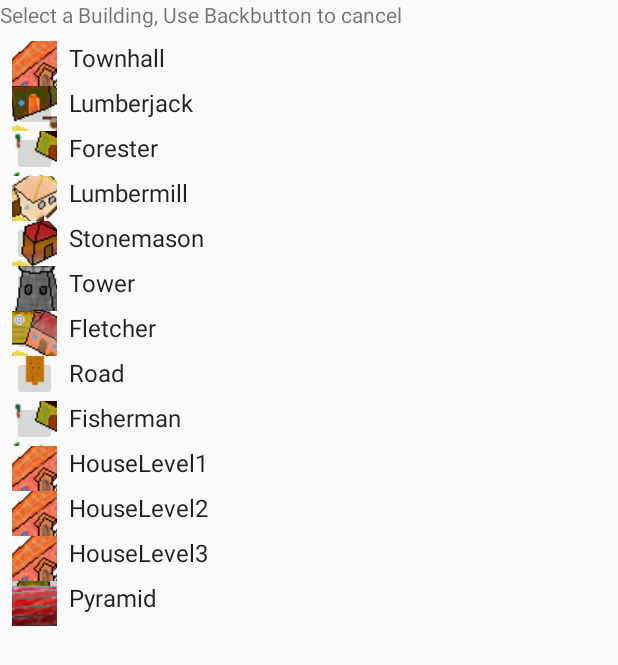
After one commit to Ti-m/TownshipSurvival, an Android app: the fragment BuildFragment shown on its own in the app's theme, on a phone screen of 412 x 824 dp. The commit adds this screen. Shown: the top 665 px of the screen. Run offline under Robolectric (Android 15) with nearby library versions, the phone set to English and light mode, and no system bars; 2 statements that could not run were skipped.

Commit message:
Start using a fragment for the builddialog instead of a popup. Merge this commit with the next or edit this commit

```diff
--- a/app/build.gradle
+++ b/app/build.gradle
@@ -56,6 +56,7 @@ dependencies {
     implementation 'com.otaliastudios:zoomlayout:1.7.1'
     implementation "org.jetbrains.kotlinx:kotlinx-serialization-json:1.2.1"
     implementation 'androidx.legacy:legacy-support-v4:1.0.0'
+    implementation 'androidx.recyclerview:recyclerview:1.1.0'
     testImplementation 'junit:junit:4.13.2'
     testImplementation 'de.bechte.junit:junit-hierarchicalcontextrunner:4.12.2'
     androidTestImplementation 'androidx.test.ext:junit:1.1.2'
--- a/app/src/main/java/com/example/settlers/GameState.kt
+++ b/app/src/main/java/com/example/settlers/GameState.kt
@@ -200,6 +200,9 @@ sealed class Building : GameObject() {
 
     //The Coordinates of the house, where the worker is living.
     var workerLivesAt: Coordinates? = null
+
+    //TODO maybe add an class above from which this class will inherit to encapuslate this meta item. At least if more are added
+    abstract val drawableRessoucreId: Int
 }
 
 //needs to be sealed instead of abstract, otherwise:  kotlinx.serialization.SerializationException: Class 'aaa' is not registered for polymorphic serialization in the scope of 'Building'.
@@ -235,6 +238,7 @@ class Townhall : Building() {
     override val offers: MutableList<Resource> = mutableListOf(Lumber, Lumber, Lumber, Lumber, Lumber, Lumber, Stone, Stone, Stone, Fish, Fish)
 
     override val housingLevel: Int? = null
+    override val drawableRessoucreId: Int = R.drawable.townhall_1_64
 }
 
 @Serializable
@@ -256,6 +260,7 @@ class Lumberjack : ProductionBuilding() {
     override val offers: List<Resource> = listOf()
 
     override val housingLevel: Int = 1
+    override val drawableRessoucreId: Int = R.drawable.lumberjack_1_64
 }
 
 @Serializable
@@ -277,6 +282,7 @@ class Stonemason : ProductionBuilding() {
     override val offers: List<Resource> = listOf()
 
     override val housingLevel: Int = 1
+    override val drawableRessoucreId: Int = R.drawable.stonemason_1_64
 }
 
 @Serializable
@@ -298,6 +304,7 @@ class Forester : ProductionBuilding() {
     override val offers: MutableList<Resource> = mutableListOf()
 
     override val housingLevel: Int = 1
+    override val drawableRessoucreId: Int = R.drawable.forester_1_64
 }
 
 @Serializable
@@ -319,6 +326,7 @@ class Fisherman : ProductionBuilding() {
     override val offers: MutableList<Resource> = mutableListOf()
 
     override val housingLevel: Int = 1
+    override val drawableRessoucreId: Int = R.drawable.forester_1_64//TODO create icon
 }
 
 @Serializable
@@ -340,6 +348,7 @@ class Road : Building() {
     override val offers: MutableList<Resource> = mutableListOf()
 
     override val housingLevel: Int? = null
+    override val drawableRessoucreId: Int = R.drawable.road_n_64
 }
 
 @Serializable
@@ -361,6 +370,7 @@ class Tower : Building() {
     val range = 3
 
     override val housingLevel: Int = 2 //TODO this is currently ignored, is this what i want?
+    override val drawableRessoucreId: Int = R.drawable.tower_1_64
 }
 
 @Serializable
@@ -380,6 +390,7 @@ class Spawner : ProductionBuilding() {
     override val offers: List<Resource> = listOf()
 
     override val housingLevel: Int? = null
+    override val drawableRessoucreId: Int = R.drawable.spawner_1_64
 }
 
 @Serializable
@@ -399,6 +410,7 @@ class Fletcher : ProductionBuilding() {
     override val offers: List<Resource> = listOf()
 
     override val housingLevel: Int = 2
+    override val drawableRessoucreId: Int = R.drawable.fletcher_1_64
 }
 
 @Serializable
@@ -418,6 +430,7 @@ class Lumbermill : ProductionBuilding() {
     override val offers: List<Resource> = listOf()
 
     override val housingLevel: Int = 2
+    override val drawableRessoucreId: Int = R.drawable.lumbermill_1_64
 }
 
 @Serializable
@@ -441,6 +454,7 @@ class Pyramid : Building() {
     override val offers: List<Resource> = listOf()
 
     override val housingLevel: Int? = null
+    override val drawableRessoucreId: Int = R.drawable.pyramid_1_64
 }
 
 //needs to be sealed instead of abstract, otherwise:  kotlinx.serialization.SerializationException: Class 'aaa' is not registered for polymorphic serialization in the scope of 'Building'.
@@ -474,6 +488,7 @@ class HouseLevel1 : House() {
     override val offers: List<Resource> = listOf()
 
     override val housingLevel: Int? = null
+    override val drawableRessoucreId: Int = R.drawable.townhall_1_64//TODO add icon
 }
 
 @Serializable
@@ -494,6 +509,7 @@ class HouseLevel2 : House() {
     override val offers: List<Resource> = listOf()
 
     override val housingLevel: Int? = null
+    override val drawableRessoucreId: Int = R.drawable.townhall_1_64//TODO add icon
 }
 
 @Serializable
@@ -514,6 +530,7 @@ class HouseLevel3 : House() {
     override val offers: List<Resource> = listOf()
 
     override val housingLevel: Int? = null
+    override val drawableRessoucreId: Int = R.drawable.townhall_1_64//TODO add icon
 }
 
 /////////////////////////
--- /dev/null
+++ b/app/src/main/java/com/example/settlers/ui/BuildFragment.kt
@@ -0,0 +1,82 @@
+package com.example.settlers.ui
+
+import android.content.Context
+import android.graphics.drawable.Drawable
+import android.os.Bundle
+import androidx.fragment.app.Fragment
+import android.view.LayoutInflater
+import android.view.View
+import android.view.ViewGroup
+import androidx.core.content.res.ResourcesCompat
+import androidx.recyclerview.widget.LinearLayoutManager
+import com.example.settlers.*
+import com.example.settlers.databinding.FragmentBuildBinding
+
+class BuildFragment : Fragment() {
+
+    val placeholderData = listOf(
+        BuildFragmentPlaceholderItem("Townhall", type = Townhall()),
+        BuildFragmentPlaceholderItem("Lumberjack", type = Lumberjack()),
+        BuildFragmentPlaceholderItem("Forester", type = Forester()),
+        BuildFragmentPlaceholderItem("Lumbermill", type = Lumbermill()),
+        BuildFragmentPlaceholderItem("Stonemason", type = Stonemason()),
+        BuildFragmentPlaceholderItem("Tower", type = Tower()),
+        BuildFragmentPlaceholderItem("Fletcher", type = Fletcher()),
+        BuildFragmentPlaceholderItem("Road", type = Road()),
+        BuildFragmentPlaceholderItem("Fisherman", type = Fisherman()),
+        BuildFragmentPlaceholderItem("HouseLevel1", type = HouseLevel1()),
+        BuildFragmentPlaceholderItem("HouseLevel2", type = HouseLevel2()),
+        BuildFragmentPlaceholderItem("HouseLevel3", type = HouseLevel3()),
+        BuildFragmentPlaceholderItem("Pyramid", type = Pyramid()),
+    )
+//    private val availableBuildings = arrayOf(
+//        Townhall(),
+//        Lumberjack(),
+//        Forester(),
+//        Lumbermill(),
+//        Stonemason(),
+//        Tower(),
+//        Fletcher(),
+//        Road(),
+//        Fisherman(),
+//        HouseLevel1(),
+//        HouseLevel2(),//TODO replace with upgrade of lvl1
+//        HouseLevel3(),//TODO replace with upgrade of lvl2
+//        Pyramid()
+//    )
+
+    companion object {
+        fun newInstance(coordinates: Coordinates): BuildFragment {
+            val fragment = BuildFragment()
+            val bundle = Bundle()
+            bundle.putSerializable(BaseDialog.COORDINATES, coordinates)
+            fragment.arguments = bundle
+            return fragment
+        }
+    }
+
+    override fun onCreateView(
+        inflater: LayoutInflater, container: ViewGroup?,
+        savedInstanceState: Bundle?
+    ): View {
+
+        val a = FragmentBuildBinding.inflate(
+            LayoutInflater.from(context),
+            container,
+            false
+        )
+
+        val cb = (context as MainActivity).buildDialogClickHandler
+        val coordiantes = (requireArguments().getSerializable(BaseDialog.COORDINATES) as Coordinates)
+
+        with(a.buildRecyclerView) {
+            layoutManager = LinearLayoutManager(context)
+            adapter = BuildRecyclerViewAdapter(placeholderData, cb, coordiantes)
+        }
+        return a.root
+    }
+}
+
+
+//TODO remove
+data class BuildFragmentPlaceholderItem(val content: String, val type: Building)
--- /dev/null
+++ b/app/src/main/java/com/example/settlers/ui/BuildRecyclerViewAdapter.kt
@@ -0,0 +1,53 @@
+package com.example.settlers.ui
+
+import android.util.Log
+import android.view.LayoutInflater
+import android.view.ViewGroup
+import android.widget.ImageButton
+import android.widget.TextView
+import androidx.recyclerview.widget.RecyclerView
+import com.example.settlers.BuildDialogHandler
+import com.example.settlers.Coordinates
+import com.example.settlers.databinding.FragmentBuildItemBinding
+
+class BuildRecyclerViewAdapter(
+    private val values: List<BuildFragmentPlaceholderItem>,
+    private val clickHandler: BuildDialogCallback,
+    private val coordinates: Coordinates
+) : RecyclerView.Adapter<BuildRecyclerViewAdapter.ViewHolder>() {
+
+    inner class ViewHolder(binding: FragmentBuildItemBinding) : RecyclerView.ViewHolder(binding.root) {
+        //val idView: TextView = binding.itemNumber
+        val contentView: TextView = binding.content
+        val imageButton: ImageButton = binding.imageButton
+
+        override fun toString(): String {
+            return super.toString() + " '" + contentView.text + "'"
+        }
+    }
+
+    override fun onCreateViewHolder(parent: ViewGroup, viewType: Int): ViewHolder {
+        return ViewHolder(
+            FragmentBuildItemBinding.inflate(
+                LayoutInflater.from(parent.context),
+                parent,
+                false
+            )
+        )
+    }
+
+    override fun onBindViewHolder(holder: ViewHolder, position: Int) {
+
+        val item = values[position]
+        holder.contentView.text = item.content
+        holder.imageButton.setImageResource(item.type.drawableRessoucreId)
+        holder.imageButton.setOnClickListener {
+            //TODO the coordiantes are needed here
+            //clickHandler.selectedCallback()
+            clickHandler.selectedCallback(coordinates = coordinates, selectedBuilding = item.type)
+            Log.e("---", "postion: $position")
+//TODO add the onclick handler
+        }
+    }
+    override fun getItemCount() = values.size
+}
--- a/app/src/main/java/com/example/settlers/ui/FlagTile.kt
+++ b/app/src/main/java/com/example/settlers/ui/FlagTile.kt
@@ -6,10 +6,13 @@ import android.graphics.Canvas
 import android.graphics.Path
 import android.graphics.Rect
 import android.graphics.drawable.Drawable
+import android.os.Bundle
 import android.util.Log
 import android.view.MotionEvent
 import android.view.View
 import androidx.core.content.res.ResourcesCompat
+import androidx.fragment.app.commit
+import androidx.fragment.app.replace
 import com.example.settlers.*
 
 //Which variant of the texture will be shown
@@ -624,8 +627,20 @@ open class FlagTile(
 
     override fun performClick(): Boolean {
         if (modeController.mode == DialogMode.Build) {
-            val dialog = BuildDialog.newInstance(cell.coordinates)
-            dialog.show((context as MainActivity).supportFragmentManager, TAG)
+            //https://developer.android.com/guide/fragments/fragmentmanager#perform
+                val fragment = BuildFragment.newInstance(cell.coordinates)
+//            val bundle = Bundle()
+//            bundle.putSerializable(BaseDialog.COORDINATES, cell.coordinates)
+            //fragment.arguments = bundle
+            (context as MainActivity).supportFragmentManager.commit {
+                replace(R.id.nav_host_fragment, fragment)
+                setReorderingAllowed(true) //Improves animation
+                addToBackStack(null) // name is only needed to pop a specific fragment
+            }
+            //TODO bulding works, but only if I click straight on the icon. The whole area shall be clickable
+            //TODO The fragment should be poped if something is build
+//            val dialog = BuildDialog.newInstance(cell.coordinates)
+//            dialog.show((context as MainActivity).supportFragmentManager, TAG)
         } else {
             //Clear here, in case nothing is selected
             assignedOverlayController.clearOverlay()
--- a/app/src/main/java/com/example/settlers/ui/GameFragment.kt
+++ b/app/src/main/java/com/example/settlers/ui/GameFragment.kt
@@ -160,6 +160,7 @@ class GameFragment : Fragment() {
         (requireActivity() as MainActivity).buildDialogClickHandler = object : BuildDialogCallback {
             override fun selectedCallback(selectedBuilding: Building, coordinates: Coordinates) {
                 buildDialogHandler.selectedCallback(selectedBuilding, coordinates)
+
                 tickController.tickGraphics()
             }
         }
--- /dev/null
+++ b/app/src/main/res/layout/fragment_build.xml
@@ -0,0 +1,32 @@
+<?xml version="1.0" encoding="utf-8"?>
+<androidx.constraintlayout.widget.ConstraintLayout xmlns:android="http://schemas.android.com/apk/res/android"
+    xmlns:app="http://schemas.android.com/apk/res-auto"
+    xmlns:tools="http://schemas.android.com/tools"
+    android:layout_width="match_parent"
+    android:layout_height="match_parent"
+    tools:context=".ui.BuildFragment">
+
+    <!-- TODO: Update blank fragment layout -->
+    <TextView
+        android:id="@+id/textView2"
+        android:layout_width="match_parent"
+        android:layout_height="wrap_content"
+        android:text="Select a Building, Use Backbutton to cancel"
+        app:layout_constraintEnd_toEndOf="parent"
+        app:layout_constraintStart_toStartOf="parent"
+        app:layout_constraintTop_toTopOf="parent" />
+
+    <androidx.recyclerview.widget.RecyclerView
+        android:id="@+id/buildRecyclerView"
+        android:layout_width="match_parent"
+        android:layout_height="0dp"
+        android:layout_marginTop="8dp"
+        app:layoutManager="LinearLayoutManager"
+        app:layout_constraintBottom_toBottomOf="parent"
+        app:layout_constraintEnd_toEndOf="parent"
+        app:layout_constraintStart_toStartOf="parent"
+        app:layout_constraintTop_toBottomOf="@+id/textView2"
+        tools:context=".ui.TestItemFragment"
+        tools:listitem="@layout/fragment_build_item" />
+
+</androidx.constraintlayout.widget.ConstraintLayout>
--- /dev/null
+++ b/app/src/main/res/layout/fragment_build_item.xml
@@ -0,0 +1,26 @@
+<?xml version="1.0" encoding="utf-8"?>
+<LinearLayout xmlns:android="http://schemas.android.com/apk/res/android"
+    xmlns:app="http://schemas.android.com/apk/res-auto"
+    xmlns:tools="http://schemas.android.com/tools"
+    android:layout_width="wrap_content"
+    android:layout_height="wrap_content"
+    android:orientation="horizontal">
+
+
+    <ImageButton
+        android:id="@+id/imageButton"
+        android:layout_width="30dp"
+        android:layout_height="30dp"
+        android:layout_marginStart="8dp"
+        android:layout_marginEnd="4dp"
+        app:srcCompat="@drawable/fletcher_1_64" />
+
+    <TextView
+        android:id="@+id/content"
+        android:layout_width="wrap_content"
+        android:layout_height="30dp"
+        android:layout_marginStart="4dp"
+        android:layout_marginEnd="8dp"
+        android:textAppearance="?attr/textAppearanceListItem"
+        tools:text="Some Text" />
+</LinearLayout>
--- /dev/null
+++ b/app/src/main/res/values/dimens.xml
@@ -0,0 +1,4 @@
+<?xml version="1.0" encoding="utf-8"?>
+<resources>
+    <dimen name="text_margin">16dp</dimen>
+</resources>
```
Also changed, not shown: 1 other file.
